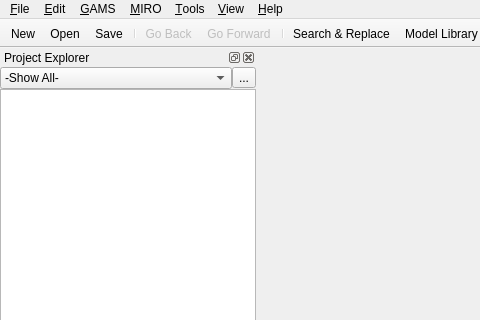
Above: src/mainwindow.ui from GAMS-dev/studio before the change; both pictures show x 0 to 480 and y 0 to 320 of the 1014 by 745 pixel window. Below: the same form after it.
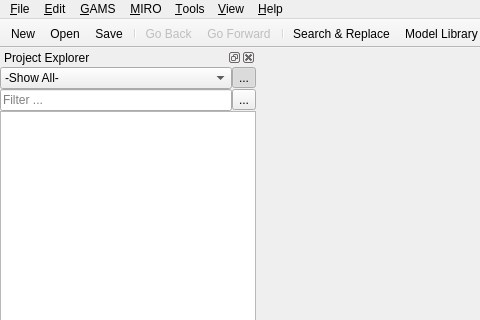
That is the form after the change. Icons and pictures are not drawn. Custom widgets are drawn as their Qt base class.

Commit message: ddd filter, sort capability to ProjectExplorer

```diff
--- a/src/mainwindow.ui
+++ b/src/mainwindow.ui
@@ -363,7 +363,7 @@
    <property name="minimumSize">
     <size>
      <width>127</width>
-     <height>238</height>
+     <height>327</height>
     </size>
    </property>
    <property name="accessibleName">
@@ -438,7 +438,61 @@
           </property>
           <property name="icon">
            <iconset resource="../icons/icons.qrc">
-            <normaloff>:/solid/cog</normaloff>:/solid/cog</iconset>
+            <normaloff>:/solid/show</normaloff>:/solid/show</iconset>
+          </property>
+          <property name="checkable">
+           <bool>true</bool>
+          </property>
+          <property name="checked">
+           <bool>true</bool>
+          </property>
+         </widget>
+        </item>
+       </layout>
+      </widget>
+     </item>
+     <item>
+      <widget class="QWidget" name="projectFilterWidget" native="true">
+       <layout class="QHBoxLayout" name="horizontalLayout_2">
+        <property name="spacing">
+         <number>0</number>
+        </property>
+        <property name="leftMargin">
+         <number>0</number>
+        </property>
+        <property name="topMargin">
+         <number>0</number>
+        </property>
+        <property name="rightMargin">
+         <number>0</number>
+        </property>
+        <property name="bottomMargin">
+         <number>0</number>
+        </property>
+        <item>
+         <widget class="gams::studio::FilterLineEdit" name="projectFilter">
+          <property name="inputMask">
+           <string/>
+          </property>
+          <property name="placeholderText">
+           <string>Filter ...</string>
+          </property>
+         </widget>
+        </item>
+        <item>
+         <widget class="QToolButton" name="projectSort">
+          <property name="text">
+           <string>...</string>
+          </property>
+          <property name="icon">
+           <iconset resource="../icons/icons.qrc">
+            <normaloff>:/solid/sort-asc</normaloff>:/solid/sort-asc</iconset>
+          </property>
+          <property name="checkable">
+           <bool>true</bool>
+          </property>
+          <property name="checked">
+           <bool>false</bool>
           </property>
          </widget>
         </item>
@@ -1829,6 +1883,11 @@
    <extends>QMenu</extends>
    <header>checkmenu.h</header>
   </customwidget>
+  <customwidget>
+   <class>gams::studio::FilterLineEdit</class>
+   <extends>QLineEdit</extends>
+   <header>filterlineedit.h</header>
+  </customwidget>
  </customwidgets>
  <resources>
   <include location="../icons/icons.qrc"/>
```
Left out of the diff: 5 changed lines with no effect on the pictures. The commit also changes 35 other files.
